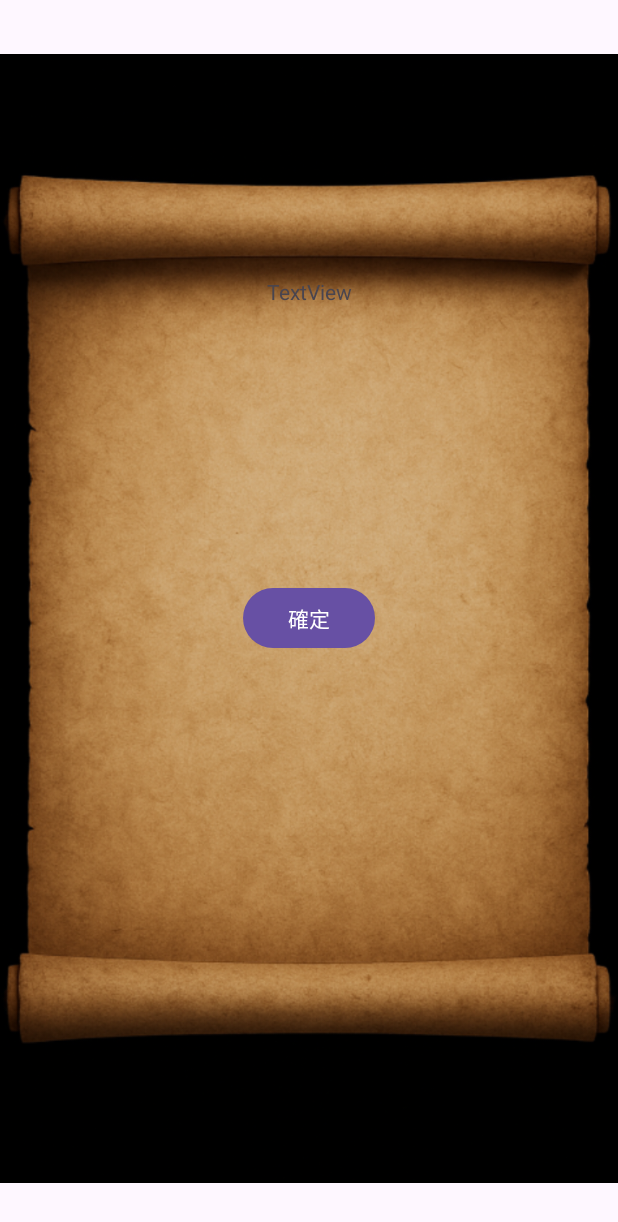
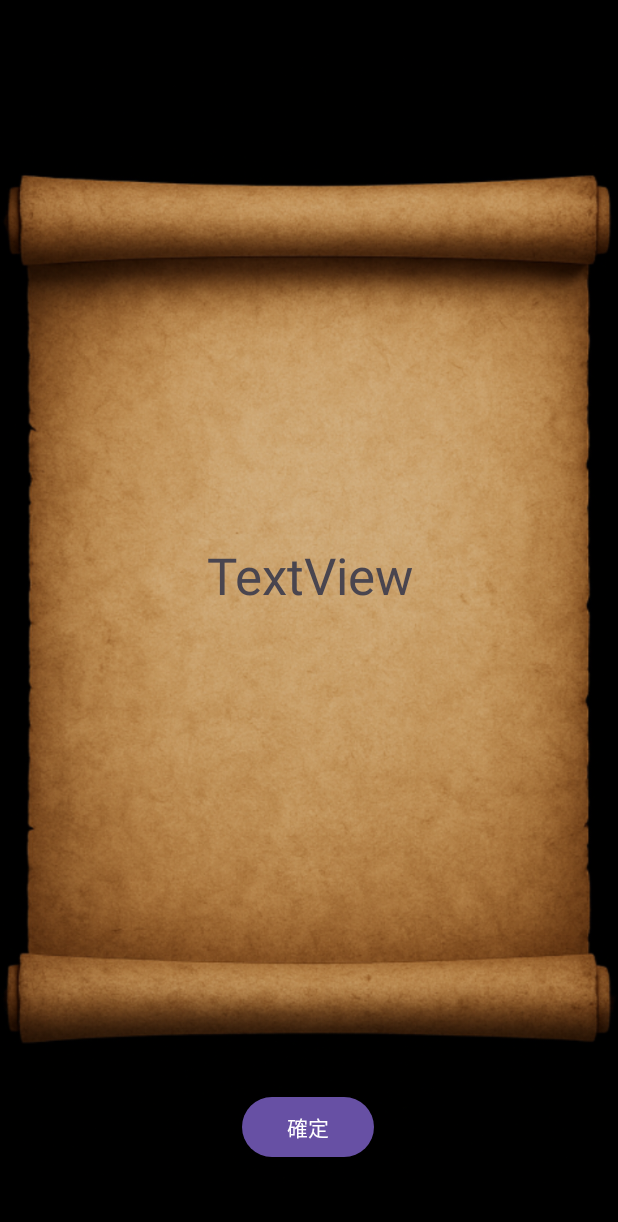
Before and after one commit to konan-pbl-2025/word_policing, an Android app: the ThemeDisplay screen opened directly, with no data from a screen before it, on a phone screen of 412 x 824 dp. Shown: the top 1222 px of the screen. Run offline under Robolectric (Android 15) with nearby library versions, the phone set to English and light mode, and no system bars; Roboto replaces fonts that are not available here; 1 statement that could not run was skipped.

Commit message:
お題表示画面調整

```diff
--- a/app/src/main/java/com/example/word_policing/ThemeDisplay.java
+++ b/app/src/main/java/com/example/word_policing/ThemeDisplay.java
@@ -75,7 +75,7 @@ public class ThemeDisplay extends AppCompatActivity {
                             // お題表示フェーズへ
                             if (wolfchecker.contains(playerIndex + 1)) theme = wolftheme;
                             else theme = maintheme;
-                            themetext.setText("お題 : " + theme);
+                            themetext.setText("お題 \n「" + theme + "」");
                             personcheck.setText("次の人に回す");
                             isConfirmPhase = false;
                         } else {
--- a/app/src/main/res/layout/activity_theme_display.xml
+++ b/app/src/main/res/layout/activity_theme_display.xml
@@ -1,5 +1,6 @@
 <?xml version="1.0" encoding="utf-8"?>
 <androidx.constraintlayout.widget.ConstraintLayout xmlns:android="http://schemas.android.com/apk/res/android"
+    android:background="@color/black"
     xmlns:app="http://schemas.android.com/apk/res-auto"
     xmlns:tools="http://schemas.android.com/tools"
     android:layout_width="match_parent"
@@ -18,21 +19,26 @@
 
     <TextView
         android:id="@+id/text"
-        android:layout_width="wrap_content"
-        android:layout_height="wrap_content"
+        android:layout_width="291dp"
+        android:layout_height="130dp"
+        android:gravity="center_horizontal|center_vertical"
         android:text="TextView"
+        android:textSize="34sp"
         app:layout_constraintBottom_toTopOf="@+id/person"
         app:layout_constraintEnd_toEndOf="parent"
         app:layout_constraintStart_toStartOf="parent"
-        app:layout_constraintTop_toTopOf="parent" />
+        app:layout_constraintTop_toTopOf="parent"
+        app:layout_constraintVertical_bias="0.533" />
 
     <Button
         android:id="@+id/person"
         android:layout_width="wrap_content"
         android:layout_height="wrap_content"
-        android:text="Button"
+        android:text="text"
         app:layout_constraintBottom_toBottomOf="parent"
         app:layout_constraintEnd_toEndOf="parent"
+        app:layout_constraintHorizontal_bias="0.498"
         app:layout_constraintStart_toStartOf="parent"
-        app:layout_constraintTop_toTopOf="parent" />
+        app:layout_constraintTop_toTopOf="parent"
+        app:layout_constraintVertical_bias="0.937" />
 </androidx.constraintlayout.widget.ConstraintLayout>
--- a/app/src/main/res/values/strings.xml
+++ b/app/src/main/res/values/strings.xml
@@ -2,4 +2,7 @@
     <string name="app_name">word_policing</string>
     <string name="direction_left">減らす</string>
     <string name="direction_right">増やす</string>
+    <string name="player_name">プレイヤー</string>
+    <string name="add_button">追加</string>
+    <string name="next_button">次へ</string>
 </resources>
```
